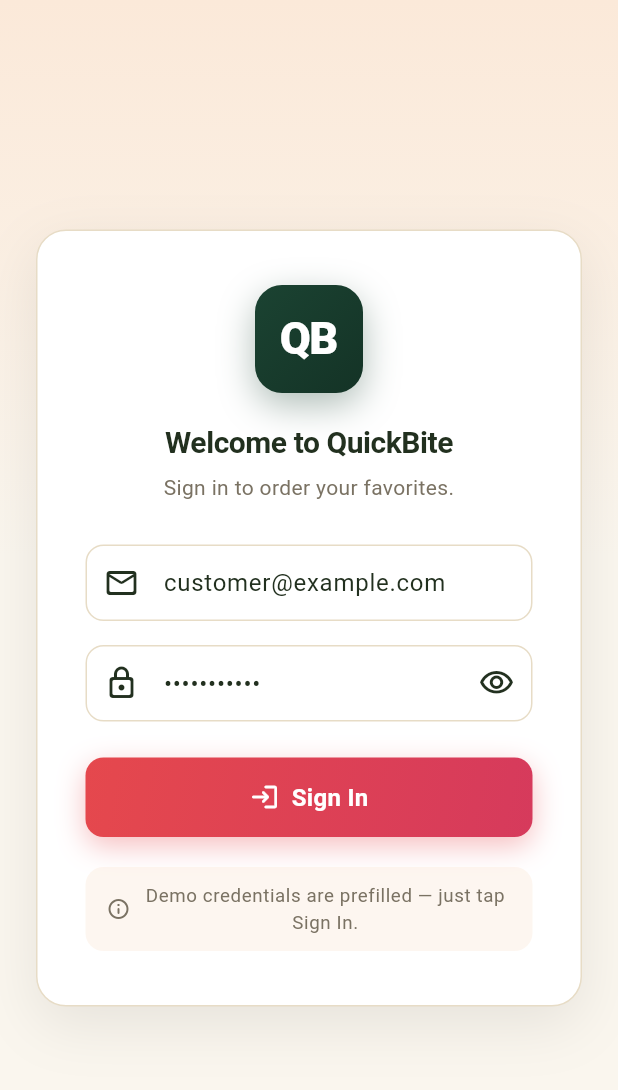
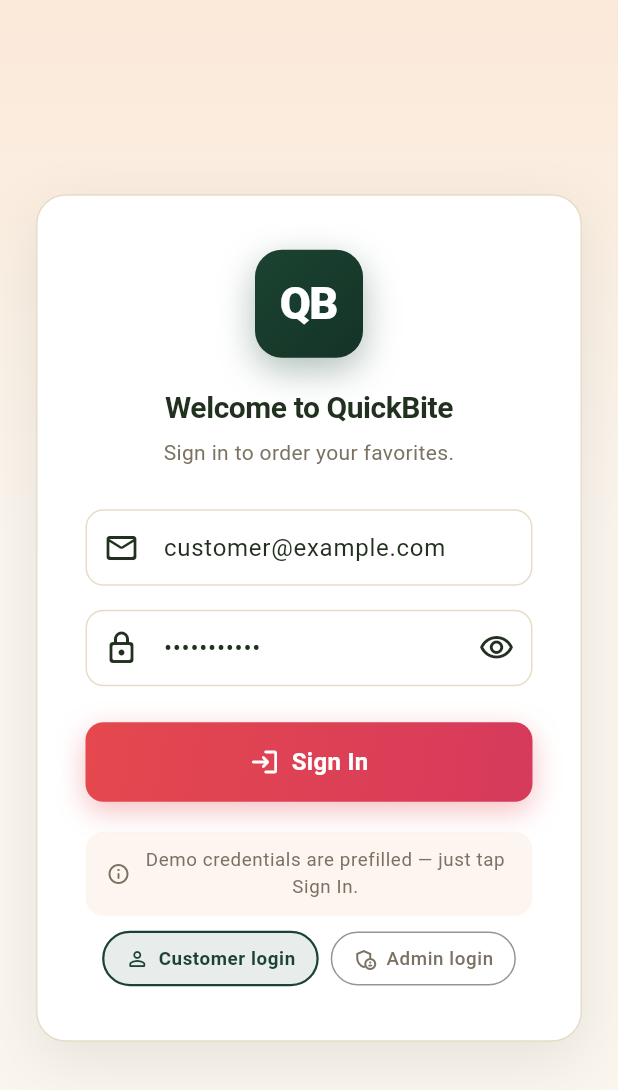
Before and after one commit to Kgramming/quickbite, a Flutter app: the screen it shows after launch, on a phone screen of 412 x 824 dp. Shown: the top 1090 px of the screen. Run offline on Flutter 3.47's test engine with Material 3 defaults, Android fonts, the phone set to English and light mode, and no system bars; our stand-ins replace dio, equatable, flutter_riverpod, go_router, hive, hive_flutter; accounts and stored records are empty.

Commit message:
feat(flutter): admin/customer quick-login chips on login screen
Tappable 'Customer login' / 'Admin login' chips below the demo hint
fill the form with the seeded credentials (admin@example.com/admin123),
so the admin dashboard is one tap away. Selected chip highlights.

Verified: flutter analyze 0 errors

```diff
--- a/flutter_app/lib/screens/login_screen.dart
+++ b/flutter_app/lib/screens/login_screen.dart
@@ -9,6 +9,8 @@
 /// These are development-only credentials from the backend seed data.
 const String _demoEmail = 'customer@example.com';
 const String _demoPassword = 'customer123';
+const String _adminEmail = 'admin@example.com';
+const String _adminPassword = 'admin123';
 
 class LoginScreen extends ConsumerStatefulWidget {
   const LoginScreen({super.key});
@@ -54,6 +56,15 @@
     _passwordController.dispose();
     _animController.dispose();
     super.dispose();
+  }
+
+  void _fillCredentials(String email, String password) {
+    setState(() {
+      _emailController.text = email;
+      _passwordController.text = password;
+      _emailError = null;
+      _passwordError = null;
+    });
   }
 
   void _validateAndLogin() {
@@ -313,6 +324,31 @@
                               ],
                             ),
                           ),
+                          const SizedBox(height: 10),
+                          // Quick-fill login chips: customer vs admin
+                          Row(
+                            mainAxisAlignment: MainAxisAlignment.center,
+                            children: [
+                              _LoginChip(
+                                icon: Icons.person_outline_rounded,
+                                label: 'Customer login',
+                                selected: _emailController.text ==
+                                    _demoEmail,
+                                onTap: () => _fillCredentials(
+                                    _demoEmail, _demoPassword),
+                              ),
+                              const SizedBox(width: 8),
+                              _LoginChip(
+                                icon:
+                                    Icons.admin_panel_settings_outlined,
+                                label: 'Admin login',
+                                selected: _emailController.text ==
+                                    _adminEmail,
+                                onTap: () => _fillCredentials(
+                                    _adminEmail, _adminPassword),
+                              ),
+                            ],
+                          ),
                         ],
                       ),
                     ),
@@ -326,3 +362,64 @@
     );
   }
 }
+
+/// Small tappable chip that fills the login form with a demo account.
+class _LoginChip extends StatelessWidget {
+  final IconData icon;
+  final String label;
+  final bool selected;
+  final VoidCallback onTap;
+
+  const _LoginChip({
+    required this.icon,
+    required this.label,
+    required this.selected,
+    required this.onTap,
+  });
+
+  @override
+  Widget build(BuildContext context) {
+    final scheme = Theme.of(context).colorScheme;
+    return InkWell(
+      onTap: onTap,
+      borderRadius: BorderRadius.circular(20),
+      child: Container(
+        padding:
+            const EdgeInsets.symmetric(horizontal: 14, vertical: 8),
+        decoration: BoxDecoration(
+          borderRadius: BorderRadius.circular(20),
+          border: Border.all(
+            color: selected
+                ? scheme.primary
+                : scheme.outline.withValues(alpha: 0.5),
+            width: selected ? 1.5 : 1,
+          ),
+          color: selected
+              ? scheme.primary.withValues(alpha: 0.1)
+              : Colors.transparent,
+        ),
+        child: Row(
+          mainAxisSize: MainAxisSize.min,
+          children: [
+            Icon(icon,
+                size: 16,
+                color: selected
+                    ? scheme.primary
+                    : Theme.of(context).textTheme.bodySmall?.color),
+            const SizedBox(width: 6),
+            Text(label,
+                style: Theme.of(context)
+                    .textTheme
+                    .bodySmall
+                    ?.copyWith(
+                      fontWeight: selected
+                          ? FontWeight.w700
+                          : FontWeight.w500,
+                      color: selected ? scheme.primary : null,
+                    )),
+          ],
+        ),
+      ),
+    );
+  }
+}
```
